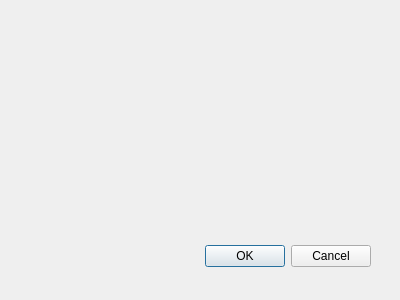
Qt form sm_ipv6editdialog.ui (lordwolfchild/subnetmapper) before a commit.
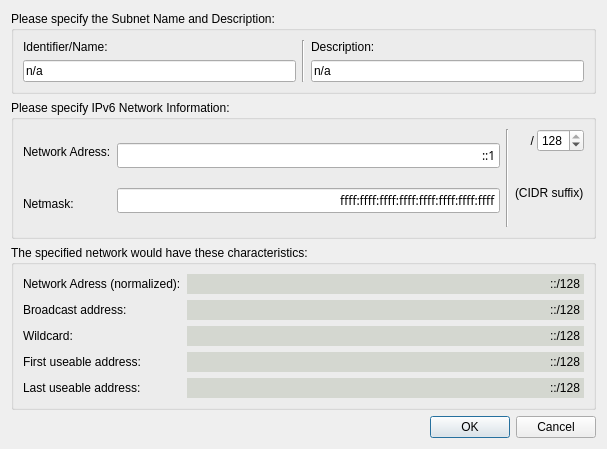
The same form after that commit.

Commit message: Add dialogs finished, full load/save support, basic validation in ipv6 dialog etc.,etc.,...

What changed in the file:
```diff
--- a/sm_ipv6editdialog.ui
+++ b/sm_ipv6editdialog.ui
@@ -8,29 +8,618 @@
    <rect>
     <x>0</x>
     <y>0</y>
-    <width>400</width>
-    <height>300</height>
+    <width>607</width>
+    <height>449</height>
    </rect>
   </property>
   <property name="windowTitle">
    <string>Dialog</string>
   </property>
-  <widget class="QDialogButtonBox" name="buttonBox">
-   <property name="geometry">
-    <rect>
-     <x>30</x>
-     <y>240</y>
-     <width>341</width>
-     <height>32</height>
-    </rect>
-   </property>
-   <property name="orientation">
-    <enum>Qt::Horizontal</enum>
-   </property>
-   <property name="standardButtons">
-    <set>QDialogButtonBox::Cancel|QDialogButtonBox::Ok</set>
-   </property>
-  </widget>
+  <layout class="QGridLayout" name="gridLayout_2">
+   <item row="0" column="0">
+    <layout class="QVBoxLayout" name="verticalLayout_7">
+     <item>
+      <layout class="QVBoxLayout" name="verticalLayout_3">
+       <item>
+        <widget class="QGroupBox" name="groupBox_4">
+         <property name="sizePolicy">
+          <sizepolicy hsizetype="Preferred" vsizetype="Fixed">
+           <horstretch>0</horstretch>
+           <verstretch>0</verstretch>
+          </sizepolicy>
+         </property>
+         <property name="title">
+          <string>Please specify the Subnet Name and Description:</string>
+         </property>
+         <layout class="QGridLayout" name="gridLayout_4">
+          <item row="0" column="0">
+           <layout class="QHBoxLayout" name="horizontalLayout_8">
+            <item>
+             <layout class="QVBoxLayout" name="verticalLayout_5">
+              <item>
+               <widget class="QLabel" name="label_17">
+                <property name="text">
+                 <string>Identifier/Name:</string>
+                </property>
+               </widget>
+              </item>
+              <item>
+               <widget class="QLineEdit" name="identifier">
+                <property name="text">
+                 <string>n/a</string>
+                </property>
+               </widget>
+              </item>
+             </layout>
+            </item>
+            <item>
+             <widget class="Line" name="line_2">
+              <property name="orientation">
+               <enum>Qt::Vertical</enum>
+              </property>
+             </widget>
+            </item>
+            <item>
+             <layout class="QVBoxLayout" name="verticalLayout_6">
+              <item>
+               <widget class="QLabel" name="label_18">
+                <property name="text">
+                 <string>Description:</string>
+                </property>
+               </widget>
+              </item>
+              <item>
+               <widget class="QLineEdit" name="description">
+                <property name="text">
+                 <string>n/a</string>
+                </property>
+               </widget>
+              </item>
+             </layout>
+            </item>
+           </layout>
+          </item>
+         </layout>
+        </widget>
+       </item>
+       <item>
+        <widget class="QGroupBox" name="groupBox">
+         <property name="sizePolicy">
+          <sizepolicy hsizetype="Preferred" vsizetype="Preferred">
+           <horstretch>0</horstretch>
+           <verstretch>0</verstretch>
+          </sizepolicy>
+         </property>
+         <property name="title">
+          <string>Please specify IPv6 Network Information:</string>
+         </property>
+         <layout class="QGridLayout" name="gridLayout">
+          <item row="0" column="0">
+           <layout class="QHBoxLayout" name="horizontalLayout_2">
+            <item>
+             <layout class="QHBoxLayout" name="horizontalLayout">
+              <item>
+               <layout class="QVBoxLayout" name="verticalLayout_4">
+                <item>
+                 <widget class="QLabel" name="label_4">
+                  <property name="text">
+                   <string>Network Adress:</string>
+                  </property>
+                 </widget>
+                </item>
+                <item>
+                 <widget class="QLabel" name="label_5">
+                  <property name="text">
+                   <string>Netmask:</string>
+                  </property>
+                 </widget>
+                </item>
+               </layout>
+              </item>
+              <item>
+               <layout class="QVBoxLayout" name="verticalLayout_2">
+                <item>
+                 <widget class="QLineEdit" name="address">
+                  <property name="font">
+                   <font>
+                    <family>Courier 10 Pitch</family>
+                   </font>
+                  </property>
+                  <property name="layoutDirection">
+                   <enum>Qt::RightToLeft</enum>
+                  </property>
+                  <property name="text">
+                   <string>::1</string>
+                  </property>
+                  <property name="alignment">
+                   <set>Qt::AlignRight|Qt::AlignTrailing|Qt::AlignVCenter</set>
+                  </property>
+                 </widget>
+                </item>
+                <item>
+                 <widget class="QLineEdit" name="netmask">
+                  <property name="font">
+                   <font>
+                    <family>Courier 10 Pitch</family>
+                   </font>
+                  </property>
+                  <property name="text">
+                   <string>ffff:ffff:ffff:ffff:ffff:ffff:ffff:ffff</string>
+                  </property>
+                  <property name="alignment">
+                   <set>Qt::AlignRight|Qt::AlignTrailing|Qt::AlignVCenter</set>
+                  </property>
+                 </widget>
+                </item>
+               </layout>
+              </item>
+             </layout>
+            </item>
+            <item>
+             <widget class="Line" name="line">
+              <property name="orientation">
+               <enum>Qt::Vertical</enum>
+              </property>
+             </widget>
+            </item>
+            <item>
+             <layout class="QVBoxLayout" name="verticalLayout">
+              <item>
+               <layout class="QHBoxLayout" name="horizontalLayout_5">
+                <property name="spacing">
+                 <number>3</number>
+                </property>
+                <item>
+                 <widget class="QLabel" name="label_10">
+                  <property name="text">
+                   <string>/</string>
+                  </property>
+                  <property name="alignment">
+                   <set>Qt::AlignRight|Qt::AlignTrailing|Qt::AlignVCenter</set>
+                  </property>
+                 </widget>
+                </item>
+                <item>
+                 <widget class="QSpinBox" name="CIDRSuffix">
+                  <property name="minimum">
+                   <number>112</number>
+                  </property>
+                  <property name="maximum">
+                   <number>128</number>
+                  </property>
+                  <property name="value">
+                   <number>128</number>
+                  </property>
+                 </widget>
+                </item>
+               </layout>
+              </item>
+              <item>
+               <widget class="QLabel" name="label_9">
+                <property name="text">
+                 <string>(CIDR suffix)</string>
+                </property>
+               </widget>
+              </item>
+             </layout>
+            </item>
+           </layout>
+          </item>
+         </layout>
+        </widget>
+       </item>
+       <item>
+        <widget class="QGroupBox" name="groupBox_2">
+         <property name="sizePolicy">
+          <sizepolicy hsizetype="Preferred" vsizetype="Fixed">
+           <horstretch>0</horstretch>
+           <verstretch>0</verstretch>
+          </sizepolicy>
+         </property>
+         <property name="title">
+          <string>The specified network would have these characteristics:</string>
+         </property>
+         <layout class="QGridLayout" name="gridLayout_3">
+          <item row="0" column="0">
+           <layout class="QFormLayout" name="formLayout">
+            <property name="fieldGrowthPolicy">
+             <enum>QFormLayout::AllNonFixedFieldsGrow</enum>
+            </property>
+            <item row="0" column="0">
+             <widget class="QLabel" name="label_12">
+              <property name="text">
+               <string>Network Adress (normalized):</string>
+              </property>
+             </widget>
+            </item>
+            <item row="0" column="1">
+             <widget class="QLineEdit" name="networkAddress">
+              <property name="enabled">
+               <bool>true</bool>
+              </property>
+              <property name="palette">
+               <palette>
+                <active>
+                 <colorrole role="Base">
+                  <brush brushstyle="SolidPattern">
+                   <color alpha="255">
+                    <red>212</red>
+                    <green>215</green>
+                    <blue>208</blue>
+                   </color>
+                  </brush>
+                 </colorrole>
+                </active>
+                <inactive>
+                 <colorrole role="Base">
+                  <brush brushstyle="SolidPattern">
+                   <color alpha="255">
+                    <red>212</red>
+                    <green>215</green>
+                    <blue>208</blue>
+                   </color>
+                  </brush>
+                 </colorrole>
+                </inactive>
+                <disabled>
+                 <colorrole role="Base">
+                  <brush brushstyle="SolidPattern">
+                   <color alpha="255">
+                    <red>230</red>
+                    <green>229</green>
+                    <blue>227</blue>
+                   </color>
+                  </brush>
+                 </colorrole>
+                </disabled>
+               </palette>
+              </property>
+              <property name="acceptDrops">
+               <bool>false</bool>
+              </property>
+              <property name="autoFillBackground">
+               <bool>false</bool>
+              </property>
+              <property name="locale">
+               <locale language="English" country="UnitedStates"/>
+              </property>
+              <property name="text">
+               <string>::/128</string>
+              </property>
+              <property name="frame">
+               <bool>false</bool>
+              </property>
+              <property name="alignment">
+               <set>Qt::AlignRight|Qt::AlignTrailing|Qt::AlignVCenter</set>
+              </property>
+              <property name="dragEnabled">
+               <bool>true</bool>
+              </property>
+              <property name="readOnly">
+               <bool>true</bool>
+              </property>
+             </widget>
+            </item>
+            <item row="1" column="0">
+             <widget class="QLabel" name="label_13">
+              <property name="text">
+               <string>Broadcast address:</string>
+              </property>
+             </widget>
+            </item>
+            <item row="1" column="1">
+             <widget class="QLineEdit" name="broadcastAddress">
+              <property name="enabled">
+               <bool>true</bool>
+              </property>
+              <property name="palette">
+               <palette>
+                <active>
+                 <colorrole role="Base">
+                  <brush brushstyle="SolidPattern">
+                   <color alpha="255">
+                    <red>212</red>
+                    <green>215</green>
+                    <blue>208</blue>
+                   </color>
+                  </brush>
+                 </colorrole>
+                </active>
+                <inactive>
+                 <colorrole role="Base">
+                  <brush brushstyle="SolidPattern">
+                   <color alpha="255">
+                    <red>212</red>
+                    <green>215</green>
+                    <blue>208</blue>
+                   </color>
+                  </brush>
+                 </colorrole>
+                </inactive>
+                <disabled>
+                 <colorrole role="Base">
+                  <brush brushstyle="SolidPattern">
+                   <color alpha="255">
+                    <red>230</red>
+                    <green>229</green>
+                    <blue>227</blue>
+                   </color>
+                  </brush>
+                 </colorrole>
+                </disabled>
+               </palette>
+              </property>
+              <property name="acceptDrops">
+               <bool>false</bool>
+              </property>
+              <property name="autoFillBackground">
+               <bool>false</bool>
+              </property>
+              <property name="locale">
+               <locale language="English" country="UnitedStates"/>
+              </property>
+              <property name="text">
+               <string>::/128</string>
+              </property>
+              <property name="frame">
+               <bool>false</bool>
+              </property>
+              <property name="alignment">
+               <set>Qt::AlignRight|Qt::AlignTrailing|Qt::AlignVCenter</set>
+              </property>
+              <property name="dragEnabled">
+               <bool>true</bool>
+              </property>
+              <property name="readOnly">
+               <bool>true</bool>
+              </property>
+             </widget>
+            </item>
+            <item row="2" column="0">
+             <widget class="QLabel" name="label_14">
+              <property name="text">
+               <string>Wildcard:</string>
+              </property>
+             </widget>
+            </item>
+            <item row="2" column="1">
+             <widget class="QLineEdit" name="wildcardAddress">
+              <property name="enabled">
+               <bool>true</bool>
+              </property>
+              <property name="palette">
+               <palette>
+                <active>
+                 <colorrole role="Base">
+                  <brush brushstyle="SolidPattern">
+                   <color alpha="255">
+                    <red>212</red>
+                    <green>215</green>
+                    <blue>208</blue>
+                   </color>
+                  </brush>
+                 </colorrole>
+                </active>
+                <inactive>
+                 <colorrole role="Base">
+                  <brush brushstyle="SolidPattern">
+                   <color alpha="255">
+                    <red>212</red>
+                    <green>215</green>
+                    <blue>208</blue>
+                   </color>
+                  </brush>
+                 </colorrole>
+                </inactive>
+                <disabled>
+                 <colorrole role="Base">
+                  <brush brushstyle="SolidPattern">
+                   <color alpha="255">
+                    <red>230</red>
+                    <green>229</green>
+                    <blue>227</blue>
+                   </color>
+                  </brush>
+                 </colorrole>
+                </disabled>
+               </palette>
+              </property>
+              <property name="acceptDrops">
+               <bool>false</bool>
+              </property>
+              <property name="autoFillBackground">
+               <bool>false</bool>
+              </property>
+              <property name="locale">
+               <locale language="English" country="UnitedStates"/>
+              </property>
+              <property name="text">
+               <string>::/128</string>
+              </property>
+              <property name="frame">
+               <bool>false</bool>
+              </property>
+              <property name="alignment">
+               <set>Qt::AlignRight|Qt::AlignTrailing|Qt::AlignVCenter</set>
+              </property>
+              <property name="dragEnabled">
+               <bool>true</bool>
+              </property>
+              <property name="readOnly">
+               <bool>true</bool>
+              </property>
+             </widget>
+            </item>
+            <item row="3" column="0">
+             <widget class="QLabel" name="label_15">
+              <property name="text">
+               <string>First useable address:</string>
+              </property>
+             </widget>
+            </item>
+            <item row="3" column="1">
+             <widget class="QLineEdit" name="firstUsableAddress">
+              <property name="enabled">
+               <bool>true</bool>
+              </property>
+              <property name="palette">
+               <palette>
+                <active>
+                 <colorrole role="Base">
+                  <brush brushstyle="SolidPattern">
+                   <color alpha="255">
+                    <red>212</red>
+                    <green>215</green>
+                    <blue>208</blue>
+                   </color>
+                  </brush>
+                 </colorrole>
+                </active>
+                <inactive>
+                 <colorrole role="Base">
+                  <brush brushstyle="SolidPattern">
+                   <color alpha="255">
+                    <red>212</red>
+                    <green>215</green>
+                    <blue>208</blue>
+                   </color>
+                  </brush>
+                 </colorrole>
+                </inactive>
+                <disabled>
+                 <colorrole role="Base">
+                  <brush brushstyle="SolidPattern">
+                   <color alpha="255">
+                    <red>230</red>
+                    <green>229</green>
+                    <blue>227</blue>
+                   </color>
+                  </brush>
+                 </colorrole>
+                </disabled>
+               </palette>
+              </property>
+              <property name="acceptDrops">
+               <bool>false</bool>
+              </property>
+              <property name="autoFillBackground">
+               <bool>false</bool>
+              </property>
+              <property name="locale">
+               <locale language="English" country="UnitedStates"/>
+              </property>
+              <property name="text">
+               <string>::/128</string>
+              </property>
+              <property name="frame">
+               <bool>false</bool>
+              </property>
+              <property name="alignment">
+               <set>Qt::AlignRight|Qt::AlignTrailing|Qt::AlignVCenter</set>
+              </property>
+              <property name="dragEnabled">
+               <bool>true</bool>
+              </property>
+              <property name="readOnly">
+               <bool>true</bool>
+              </property>
+             </widget>
+            </item>
+            <item row="4" column="0">
+             <widget class="QLabel" name="label_16">
+              <property name="text">
+               <string>Last useable address:</string>
+              </property>
+             </widget>
+            </item>
+            <item row="4" column="1">
+             <widget class="QLineEdit" name="lastUsableAddress">
+              <property name="enabled">
+               <bool>true</bool>
+              </property>
+              <property name="palette">
+               <palette>
+                <active>
+                 <colorrole role="Base">
+                  <brush brushstyle="SolidPattern">
+                   <color alpha="255">
+                    <red>212</red>
+                    <green>215</green>
+                    <blue>208</blue>
+                   </color>
+                  </brush>
+                 </colorrole>
+                </active>
+                <inactive>
+                 <colorrole role="Base">
+                  <brush brushstyle="SolidPattern">
+                   <color alpha="255">
+                    <red>212</red>
+                    <green>215</green>
+                    <blue>208</blue>
+                   </color>
+                  </brush>
+                 </colorrole>
+                </inactive>
+                <disabled>
+                 <colorrole role="Base">
+                  <brush brushstyle="SolidPattern">
+                   <color alpha="255">
+                    <red>230</red>
+                    <green>229</green>
+                    <blue>227</blue>
+                   </color>
+                  </brush>
+                 </colorrole>
+                </disabled>
+               </palette>
+              </property>
+              <property name="acceptDrops">
+               <bool>false</bool>
+              </property>
+              <property name="autoFillBackground">
+               <bool>false</bool>
+              </property>
+              <property name="locale">
+               <locale language="English" country="UnitedStates"/>
+              </property>
+              <property name="text">
+               <string>::/128</string>
+              </property>
+              <property name="frame">
+               <bool>false</bool>
+              </property>
+              <property name="alignment">
+               <set>Qt::AlignRight|Qt::AlignTrailing|Qt::AlignVCenter</set>
+              </property>
+              <property name="dragEnabled">
+               <bool>true</bool>
+              </property>
+              <property name="readOnly">
+               <bool>true</bool>
+              </property>
+             </widget>
+            </item>
+           </layout>
+          </item>
+         </layout>
+        </widget>
+       </item>
+      </layout>
+     </item>
+     <item>
+      <widget class="QDialogButtonBox" name="buttonBox">
+       <property name="orientation">
+        <enum>Qt::Horizontal</enum>
+       </property>
+       <property name="standardButtons">
+        <set>QDialogButtonBox::Cancel|QDialogButtonBox::Ok</set>
+       </property>
+      </widget>
+     </item>
+    </layout>
+   </item>
+  </layout>
  </widget>
  <pixmapfunction/>
  <resources/>
```
Left out of the diff: 65 changed lines with no effect on the pictures. The commit also changes 15 other files.
